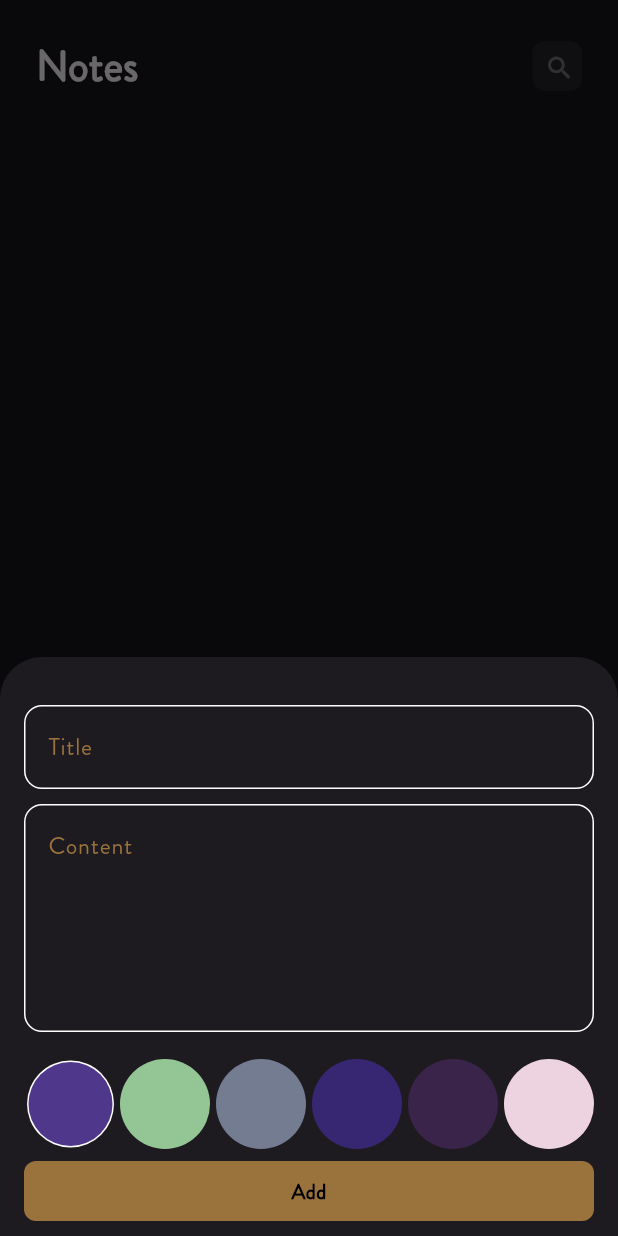
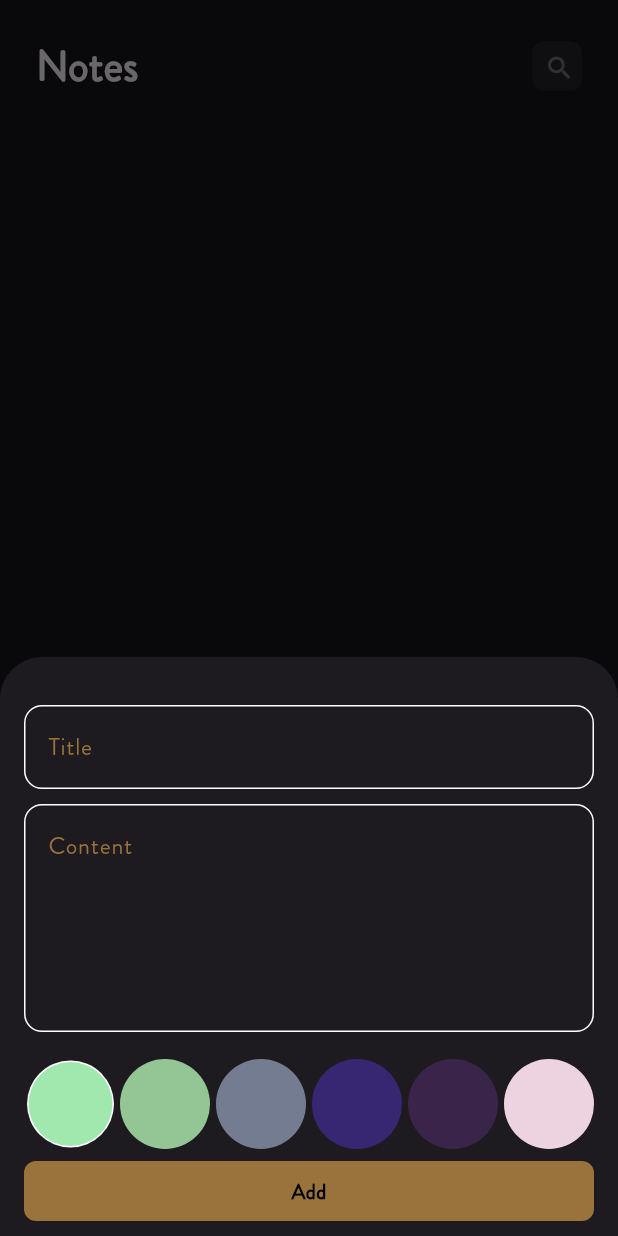
Before and after one commit to yousefsobhy12/5-notes_app, a Flutter app: the screen it shows after launch, after a tap on the "add" icon, on a phone screen of 412 x 824 dp. Run offline on Flutter 3.47's test engine with Material 3 defaults, Android fonts, the phone set to English and light mode, and no system bars; our stand-ins replace bloc, flutter_bloc, hive, hive_flutter; accounts and stored records are empty.

Commit message:
note colors handled

```diff
--- a/lib/cubits/add_note/add_note_cubit.dart
+++ b/lib/cubits/add_note/add_note_cubit.dart
@@ -1,4 +1,5 @@
 import 'package:bloc/bloc.dart';
+import 'package:flutter/material.dart';
 import 'package:hive_flutter/adapters.dart';
 import 'package:notes_app/constants.dart';
 import 'package:notes_app/models/note_model.dart';
@@ -7,7 +8,9 @@ part 'add_note_state.dart';
 
 class AddNoteCubit extends Cubit<AddNoteState> {
   AddNoteCubit() : super(AddNoteInitial());
+  Color color = const Color(0xff3A2449);
   addNote(NoteModel note) async {
+    note.color = color.value;
     emit(AddNoteLoading());
     try {
       var notesBox = Hive.box<NoteModel>(kNoteBox);
--- a/lib/models/note_model.dart
+++ b/lib/models/note_model.dart
@@ -9,7 +9,7 @@ class NoteModel extends HiveObject{
   @HiveField(2)
   final String date;
   @HiveField(3)
-  final int color;
+   int color;
 
   NoteModel({
     required this.title,
--- a/lib/views/widgets/colors_list_view.dart
+++ b/lib/views/widgets/colors_list_view.dart
@@ -1,4 +1,6 @@
 import 'package:flutter/material.dart';
+import 'package:flutter_bloc/flutter_bloc.dart';
+import 'package:notes_app/cubits/add_note/add_note_cubit.dart';
 
 class ColorItem extends StatelessWidget {
   const ColorItem({super.key, required this.activated, required this.color});
@@ -9,11 +11,12 @@ class ColorItem extends StatelessWidget {
     return Padding(
       padding: const EdgeInsets.all(2),
       child: activated
-          ? const CircleAvatar(
+          ? CircleAvatar(
               radius: 29,
               backgroundColor: Colors.white,
               child: CircleAvatar(
                 radius: 28,
+                backgroundColor: color,
               ),
             )
           : CircleAvatar(
@@ -56,6 +59,7 @@ class _ColorsListViewState extends State<ColorsListView> {
             return GestureDetector(
               onTap: () {
                 currentIndex = index;
+                BlocProvider.of<AddNoteCubit>(context).color = colors[index];
                 setState(() {});
               },
               child: ColorItem(
```
